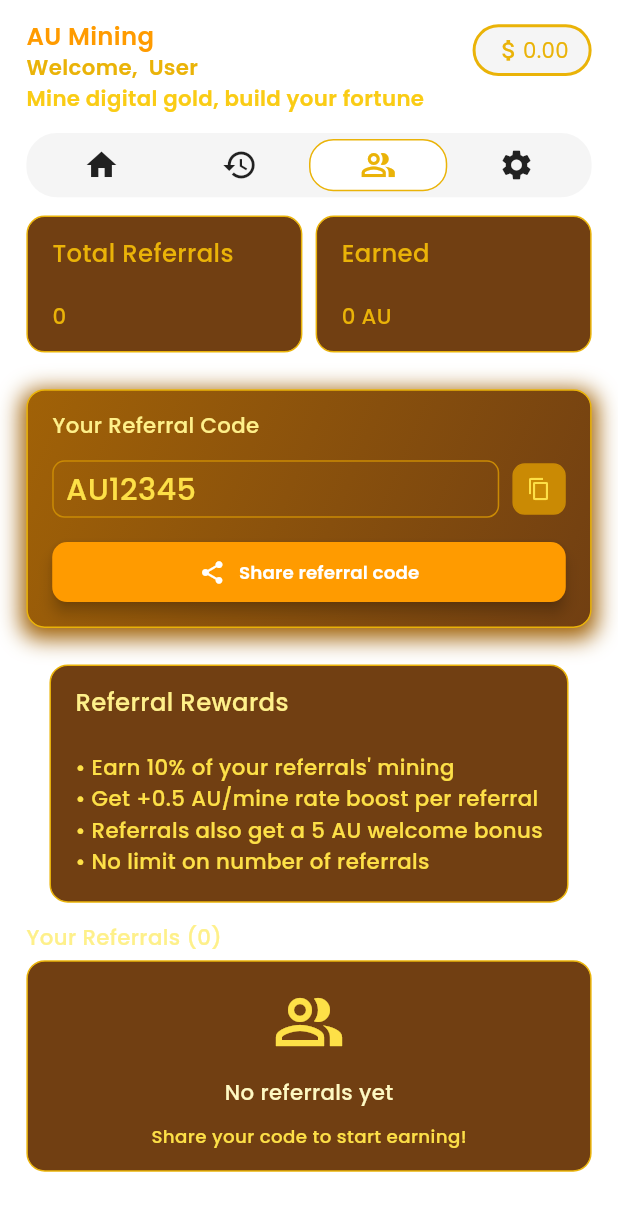
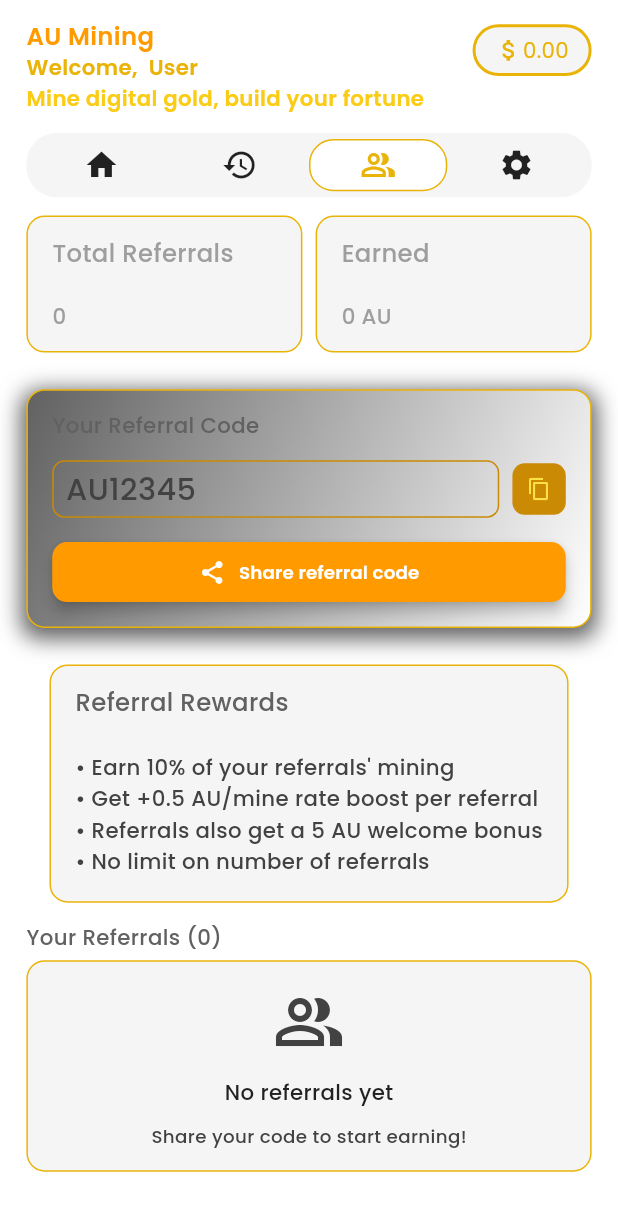
Before and after one commit to talhamehtab2014/mining_app, a Flutter app: the BottomNavigationView screen opened by its route, after a tap on the "history" icon, after a tap on the "people alt" icon, on a phone screen of 412 x 824 dp. Shown: the top 1211 px of the screen. Run offline on Flutter 3.47's test engine with Material 3 defaults, Android fonts, the light colour scheme and no system bars; drawn by our look-alikes of auto_size_text; our stand-ins replace connectivity_plus, dio, firebase_core, flutter_screenutil, font_awesome_flutter, freezed_annotation and 6 more; accounts and stored records are empty; generated files the repository leaves out were written again.

Commit message:
refactor: update theme color usage in history and referral views
- Enhanced theme data by adding `onPrimaryContainer` and `onPrimaryFixed` colors for improved accessibility.
- Refactored `HistoryView` and `ReferralView` to utilize theme colors instead of hardcoded palette values, ensuring consistency across UI components.
- Updated various widgets to accept `BuildContext` for dynamic theme color retrieval, improving adherence to the current theme.

```diff
--- a/lib/src/core/resource/theme/theme_data.dart
+++ b/lib/src/core/resource/theme/theme_data.dart
@@ -18,6 +18,7 @@ ThemeData _createDarkThemeData(Palette palette) {
       onSecondaryFixed: palette.yellow300,
       onSecondaryFixedVariant: palette.yellow200,
       onTertiary: palette.white,
+      onPrimaryContainer: palette.yellow700,
     ),
     scaffoldBackgroundColor: palette.background,
     dividerColor: palette.divider,
@@ -43,6 +44,7 @@ ThemeData _createLightThemeData(Palette palette) {
       onSecondaryFixed: Colors.grey.shade800,
       onSecondaryFixedVariant: Colors.grey.shade700,
       onTertiary: Colors.grey.shade800,
+      onPrimaryContainer: Colors.grey.shade700,
     ),
     scaffoldBackgroundColor: palette.background,
     dividerColor: palette.divider,
--- a/lib/src/presentation/post_login/history/history.dart
+++ b/lib/src/presentation/post_login/history/history.dart
@@ -20,10 +20,16 @@ class HistoryView extends GetView<HistoryViewModel> {
           Row(
             children: [
               Expanded(
-                child: historyTopHeaderCard(AppStrings.totalMined, "0.00 AU"),
+                child: historyTopHeaderCard(
+                  context,
+                  AppStrings.totalMined,
+                  "0.00 AU",
+                ),
               ),
               8.horizontalSpace,
-              Expanded(child: historyTopHeaderCard(AppStrings.sessions, "0")),
+              Expanded(
+                child: historyTopHeaderCard(context, AppStrings.sessions, "0"),
+              ),
             ],
           ),
           16.verticalSpace,
@@ -32,30 +38,34 @@ class HistoryView extends GetView<HistoryViewModel> {
               Icon(
                 Icons.calendar_today_outlined,
                 size: 22,
-                color: R.palette.yellow500,
+                color: Theme.of(context).colorScheme.onPrimaryFixed,
               ),
               8.horizontalSpace,
               CommonLabelTextWidget(
                 text: AppStrings.miningHistory,
                 fontWeight: FontWeight.w500,
                 fontSize: 14.sp,
-                textColor: R.palette.yellow300,
+                textColor: Theme.of(context).colorScheme.onSecondaryFixed,
               ),
             ],
           ),
           16.verticalSpace,
-          noMiningHistoryCard(),
+          noMiningHistoryCard(context),
         ],
       ),
     );
   }
 
-  Widget historyTopHeaderCard(String title, String value) {
+  Widget historyTopHeaderCard(
+    BuildContext context,
+    String title,
+    String value,
+  ) {
     return Container(
       height: 90.h,
       padding: EdgeInsets.all(16.sp),
       decoration: BoxDecoration(
-        color: R.palette.yellow900,
+        color: Theme.of(context).colorScheme.secondary,
         borderRadius: BorderRadius.circular(12.r),
         border: Border.all(color: R.palette.yellow500),
       ),
@@ -66,25 +76,25 @@ class HistoryView extends GetView<HistoryViewModel> {
             text: title,
             fontWeight: FontWeight.w500,
             fontSize: 16.sp,
-            textColor: R.palette.yellow500,
+            textColor: Theme.of(context).colorScheme.onPrimaryFixed,
           ),
           Spacer(),
           CommonLabelTextWidget(
             text: value,
             fontWeight: FontWeight.w500,
             fontSize: 14.sp,
-            textColor: R.palette.yellow500,
+            textColor: Theme.of(context).colorScheme.onPrimaryFixed,
           ),
         ],
       ),
     );
   }
 
-  Widget noMiningHistoryCard() {
+  Widget noMiningHistoryCard(BuildContext context) {
     return Container(
       padding: EdgeInsets.all(16.sp),
       decoration: BoxDecoration(
-        color: R.palette.yellow900,
+        color: Theme.of(context).colorScheme.secondary,
         borderRadius: BorderRadius.circular(12.r),
         border: Border.all(color: R.palette.yellow500),
       ),
@@ -92,20 +102,24 @@ class HistoryView extends GetView<HistoryViewModel> {
         child: Column(
           mainAxisSize: MainAxisSize.min,
           children: [
-            Icon(Icons.history, size: 48, color: R.palette.yellow300),
+            Icon(
+              Icons.history,
+              size: 48,
+              color: Theme.of(context).colorScheme.onSecondaryFixed,
+            ),
             24.verticalSpace,
             CommonLabelTextWidget(
               text: AppStrings.noMiningHistory,
               fontWeight: FontWeight.w500,
               fontSize: 14.sp,
-              textColor: R.palette.yellow100,
+              textColor: Theme.of(context).colorScheme.onPrimaryFixedVariant,
             ),
             24.verticalSpace,
             CommonLabelTextWidget(
               text: AppStrings.startMiningNow,
               fontWeight: FontWeight.w500,
               fontSize: 12.sp,
-              textColor: R.palette.yellow300,
+              textColor: Theme.of(context).colorScheme.onSecondaryFixed,
             ),
           ],
         ),
--- a/lib/src/presentation/post_login/reffrals/refferal.dart
+++ b/lib/src/presentation/post_login/reffrals/refferal.dart
@@ -22,35 +22,48 @@ class ReferralView extends GetView<ReferralViewModel> {
             Row(
               children: [
                 Expanded(
-                  child: referralTopHeaderCard(AppStrings.totalReferrals, "0"),
+                  child: referralTopHeaderCard(
+                    context,
+                    AppStrings.totalReferrals,
+                    "0",
+                  ),
                 ),
                 8.horizontalSpace,
                 Expanded(
-                  child: referralTopHeaderCard(AppStrings.earned, "0 AU"),
+                  child: referralTopHeaderCard(
+                    context,
+                    AppStrings.earned,
+                    "0 AU",
+                  ),
                 ),
               ],
             ),
             16.verticalSpace,
-            referralCodeWidget(),
+            referralCodeWidget(context),
             24.verticalSpace,
             referralInfoCard(
+              context,
               AppStrings.referralRewards,
               AppStrings.referralRewardsDetails,
             ),
             16.verticalSpace,
-            yourReferralCard('${AppStrings.yourReferrals}(0)'),
+            yourReferralCard(context, '${AppStrings.yourReferrals}(0)'),
           ],
         ),
       ),
     );
   }
 
-  Widget referralTopHeaderCard(String title, String value) {
+  Widget referralTopHeaderCard(
+    BuildContext context,
+    String title,
+    String value,
+  ) {
     return Container(
       height: 90.h,
       padding: EdgeInsets.all(16.sp),
       decoration: BoxDecoration(
-        color: R.palette.yellow900,
+        color: Theme.of(context).colorScheme.secondary,
         borderRadius: BorderRadius.circular(12.r),
         border: Border.all(color: R.palette.yellow500),
       ),
@@ -61,21 +74,21 @@ class ReferralView extends GetView<ReferralViewModel> {
             text: title,
             fontWeight: FontWeight.w500,
             fontSize: 16.sp,
-            textColor: R.palette.yellow500,
+            textColor: Theme.of(context).colorScheme.onPrimaryFixed,
           ),
           Spacer(),
           CommonLabelTextWidget(
             text: value,
             fontWeight: FontWeight.w500,
             fontSize: 14.sp,
-            textColor: R.palette.yellow500,
+            textColor: Theme.of(context).colorScheme.onPrimaryFixed,
           ),
         ],
       ),
     );
   }
 
-  Widget referralCodeWidget() {
+  Widget referralCodeWidget(BuildContext context) {
     return Column(
       crossAxisAlignment: CrossAxisAlignment.start,
       mainAxisSize: MainAxisSize.min,
@@ -86,14 +99,17 @@ class ReferralView extends GetView<ReferralViewModel> {
           decoration: BoxDecoration(
             boxShadow: [
               BoxShadow(
-                color: R.palette.yellow700,
+                color: Theme.of(context).colorScheme.onPrimaryContainer,
                 blurRadius: 12,
                 spreadRadius: 3,
                 offset: const Offset(0, 4),
               ),
             ],
             gradient: LinearGradient(
-              colors: [R.palette.yellow700, R.palette.yellow900],
+              colors: [
+                Theme.of(context).colorScheme.onPrimaryContainer,
+                Theme.of(context).colorScheme.onSurface,
+              ],
               end: AlignmentGeometry.bottomRight,
               begin: AlignmentGeometry.topLeft,
             ),
@@ -108,7 +124,9 @@ class ReferralView extends GetView<ReferralViewModel> {
                 text: AppStrings.yourReferralCode,
                 fontWeight: FontWeight.w500,
                 fontSize: 14.sp,
-                textColor: R.palette.yellow200,
+                textColor: Theme.of(
+                  context,
+                ).colorScheme.onSecondaryFixedVariant,
               ),
               16.verticalSpace,
               Row(
@@ -124,7 +142,9 @@ class ReferralView extends GetView<ReferralViewModel> {
                         text: 'AU12345',
                         fontWeight: FontWeight.w500,
                         fontSize: 20.sp,
-                        textColor: R.palette.yellow300,
+                        textColor: Theme.of(
+                          context,
+                        ).colorScheme.onSecondaryFixed,
                       ),
                     ),
                   ),
@@ -161,11 +181,11 @@ class ReferralView extends GetView<ReferralViewModel> {
     );
   }
 
-  Widget referralInfoCard(String title, String value) {
+  Widget referralInfoCard(BuildContext context, String title, String value) {
     return Container(
       padding: EdgeInsets.all(16.sp),
       decoration: BoxDecoration(
-        color: R.palette.yellow900,
+        color: Theme.of(context).colorScheme.secondary,
         borderRadius: BorderRadius.circular(12.r),
         border: Border.all(color: R.palette.yellow500),
       ),
@@ -177,14 +197,14 @@ class ReferralView extends GetView<ReferralViewModel> {
             text: title,
             fontWeight: FontWeight.w500,
             fontSize: 16.sp,
-            textColor: R.palette.yellow200,
+            textColor: Theme.of(context).colorScheme.onSecondaryFixedVariant,
           ),
           24.verticalSpace,
           CommonLabelTextWidget(
             text: value,
             fontWeight: FontWeight.w500,
             fontSize: 14.sp,
-            textColor: R.palette.yellow300,
+            textColor: Theme.of(context).colorScheme.onSecondaryFixed,
             maxLines: 4,
             textHeight: 1.5,
           ),
@@ -193,7 +213,7 @@ class ReferralView extends GetView<ReferralViewModel> {
     );
   }
 
-  Widget yourReferralCard(String title) {
+  Widget yourReferralCard(BuildContext context, String title) {
     return Column(
       crossAxisAlignment: CrossAxisAlignment.start,
       mainAxisSize: MainAxisSize.min,
@@ -202,13 +222,13 @@ class ReferralView extends GetView<ReferralViewModel> {
           text: title,
           fontWeight: FontWeight.w500,
           fontSize: 14.sp,
-          textColor: R.palette.yellow200,
+          textColor: Theme.of(context).colorScheme.onSecondaryFixedVariant,
         ),
         8.verticalSpace,
         Container(
           padding: EdgeInsets.all(16.sp),
           decoration: BoxDecoration(
-            color: R.palette.yellow900,
+            color: Theme.of(context).colorScheme.secondary,
             borderRadius: BorderRadius.circular(12.r),
             border: Border.all(color: R.palette.yellow500),
           ),
@@ -219,21 +239,23 @@ class ReferralView extends GetView<ReferralViewModel> {
                 Icon(
                   Icons.people_alt_outlined,
                   size: 48,
-                  color: R.palette.yellow300,
+                  color: Theme.of(context).colorScheme.onSecondaryFixed,
                 ),
                 16.verticalSpace,
                 CommonLabelTextWidget(
                   text: AppStrings.noReferralYet,
                   fontWeight: FontWeight.w500,
                   fontSize: 14.sp,
-                  textColor: R.palette.yellow100,
+                  textColor: Theme.of(
+                    context,
+                  ).colorScheme.onPrimaryFixedVariant,
                 ),
                 16.verticalSpace,
                 CommonLabelTextWidget(
                   text: AppStrings.shareYourCode,
                   fontWeight: FontWeight.w500,
                   fontSize: 12.sp,
-                  textColor: R.palette.yellow300,
+                  textColor: Theme.of(context).colorScheme.onSecondaryFixed,
                 ),
               ],
             ),
```
